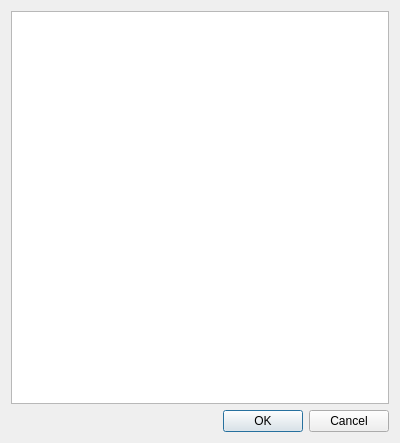
This is dialogselectcolumn.ui in arcirk/LogEvent as Qt 5 draws it before an edit. The edited form follows.
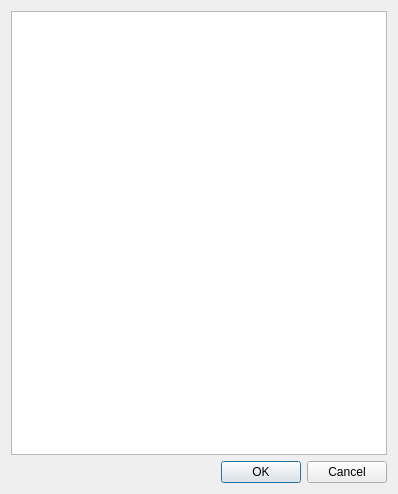
This is the edited form.

```diff
--- a/dialogselectcolumn.ui
+++ b/dialogselectcolumn.ui
@@ -6,10 +6,16 @@
    <rect>
     <x>0</x>
     <y>0</y>
-    <width>400</width>
-    <height>443</height>
+    <width>398</width>
+    <height>494</height>
    </rect>
   </property>
+  <property name="maximumSize">
+   <size>
+    <width>398</width>
+    <height>16777215</height>
+   </size>
+  </property>
   <property name="windowTitle">
    <string>Видимость колонок</string>
   </property>
```
